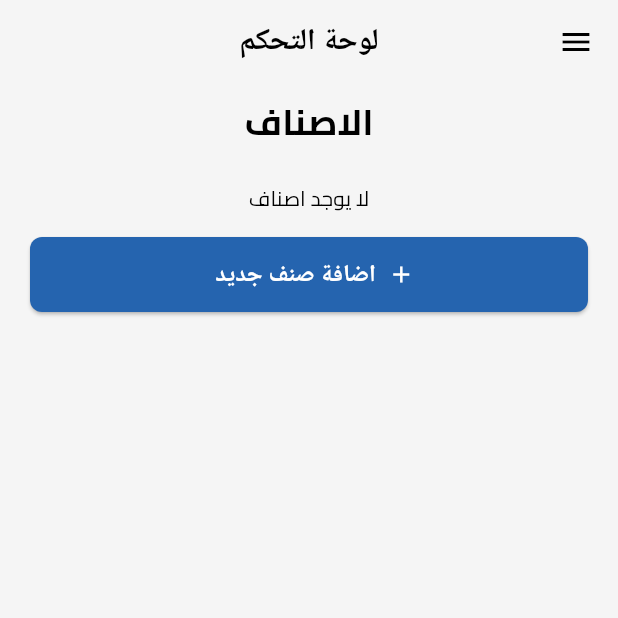
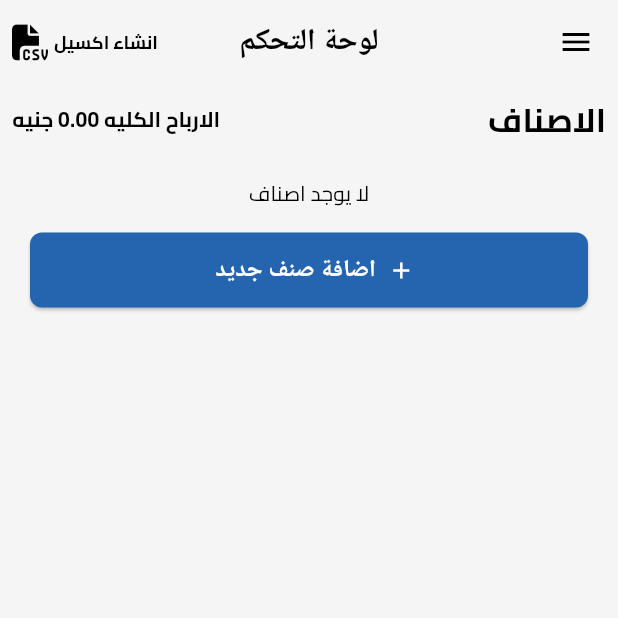
Before and after one commit to assemabudeif/super-ge, a Flutter app: the AdminHome screen opened directly, on a phone screen of 412 x 824 dp, the top half of it. Run offline on Flutter 3.47's test engine with Material 3 defaults, Android fonts, the phone set to English and light mode, and no system bars; our stand-ins replace cloud_firestore, equatable, firebase_core, font_awesome_flutter, get, share_plus and 1 more; missing offline and left inert: excel; accounts and stored records are empty.

Commit message:
Add new dependencies and enhance profit calculations in entries and collections

```diff
--- a/lib/controllers/entries_controller.dart
+++ b/lib/controllers/entries_controller.dart
@@ -48,7 +48,7 @@ class EntriesController extends GetxController {
   String allProfits() {
     num sum = 0;
     for (var element in entries) {
-      sum += (element.price - gomlahPrice);
+      sum += (element.price - gomlahPrice) * element.quantity;
     }
     return sum.toString();
   }
--- a/lib/models/collections_model.dart
+++ b/lib/models/collections_model.dart
@@ -1,5 +1,7 @@
 import 'package:equatable/equatable.dart';
+import 'package:super_ge/models/entries_model.dart';
 
+// ignore: must_be_immutable
 class CollectionsModel extends Equatable {
   final String? id;
   final String name;
@@ -7,14 +9,17 @@ class CollectionsModel extends Equatable {
   final num gomlahPrice;
   final num quantity;
   final num startSellPrice;
+  num? profits;
+  List<EntriesModel> entries = [];
 
-  const CollectionsModel({
+  CollectionsModel({
     this.id,
     required this.endSellPrice,
     required this.gomlahPrice,
     required this.name,
     required this.quantity,
     required this.startSellPrice,
+    this.profits,
   });
 
   factory CollectionsModel.fromJson(Map<String, dynamic> json, String id) =>
--- a/lib/views/add_new_note.dart
+++ b/lib/views/add_new_note.dart
@@ -1,5 +1,4 @@
 import 'package:flutter/material.dart';
-import 'package:flutter/services.dart';
 import 'package:get/get.dart';
 import 'package:super_ge/controllers/add_new_note_controller.dart';
 
--- a/lib/views/admin_home.dart
+++ b/lib/views/admin_home.dart
@@ -1,4 +1,5 @@
 import 'package:flutter/material.dart';
+import 'package:font_awesome_flutter/font_awesome_flutter.dart';
 import 'package:get/get.dart';
 import 'package:super_ge/controllers/admin_home_controller.dart';
 import 'package:super_ge/core/functions/logout.dart';
@@ -87,19 +88,61 @@ class AdminHome extends StatelessWidget {
           appBar: AppBar(
             title: const Text('لوحة التحكم'),
             centerTitle: true,
+            actions: [
+              if (controller.exporting)
+                const Center(
+                  child: CircularProgressIndicator(),
+                )
+              else
+                IconButton(
+                  icon: Row(
+                    children: [
+                      Text(
+                        "انشاء اكسيل",
+                        style: TextStyle(
+                          fontSize: 12,
+                          fontWeight: FontWeight.bold,
+                        ),
+                      ),
+                      const SizedBox(
+                        width: 4,
+                      ),
+                      Icon(
+                        FontAwesomeIcons.fileCsv,
+                      ),
+                    ],
+                  ),
+                  onPressed: () {
+                    controller.exportExcel();
+                  },
+                ),
+            ],
           ),
           body: CustomScrollView(
             slivers: [
               SliverToBoxAdapter(
                 child: Padding(
                   padding: EdgeInsets.all(8.0),
-                  child: Text(
-                    "الاصناف",
-                    style: TextStyle(
-                      fontSize: 24,
-                      fontWeight: FontWeight.bold,
-                    ),
-                    textAlign: TextAlign.center,
+                  child: Row(
+                    mainAxisAlignment: MainAxisAlignment.spaceBetween,
+                    children: [
+                      Text(
+                        "الاصناف",
+                        style: TextStyle(
+                          fontSize: 22,
+                          fontWeight: FontWeight.bold,
+                        ),
+                        textAlign: TextAlign.center,
+                      ),
+                      Text(
+                        "الارباح الكليه ${num.parse(controller.allProfits()).toStringAsFixed(2)} جنيه",
+                        style: TextStyle(
+                          fontSize: 14,
+                          fontWeight: FontWeight.bold,
+                        ),
+                        textAlign: TextAlign.center,
+                      ),
+                    ],
                   ),
                 ),
               ),
@@ -226,6 +269,10 @@ class AdminHome extends StatelessWidget {
                                         category.gomlahPrice,
                                       ),
                                       _buildDetailItem(
+                                        "الارباح",
+                                        category.profits ?? 0,
+                                      ),
+                                      _buildDetailItem(
                                         'الكمية',
                                         category.quantity,
                                       ),
--- a/pubspec.yaml
+++ b/pubspec.yaml
@@ -20,6 +20,9 @@ dependencies:
   equatable: ^2.0.7
   shared_preferences: ^2.5.2
   share_plus: ^10.1.4
+  excel: ^4.0.6
+  path_provider: ^2.1.5
+  font_awesome_flutter: ^10.8.0
 
 dev_dependencies:
   flutter_test:
```
Also changed, not shown: lib/controllers/admin_home_controller.dart (+124 -2 lines), lib/views/mandob_home.dart (+5 -15 lines), pubspec.lock.
